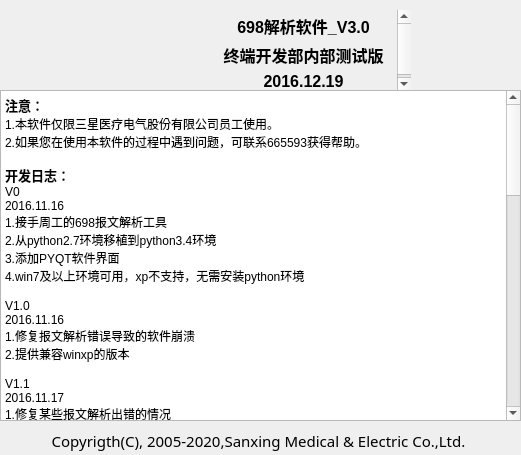
The window that UI/about_window.ui (KayFelicities/698trans) describes before a commit, drawn with Qt 5.
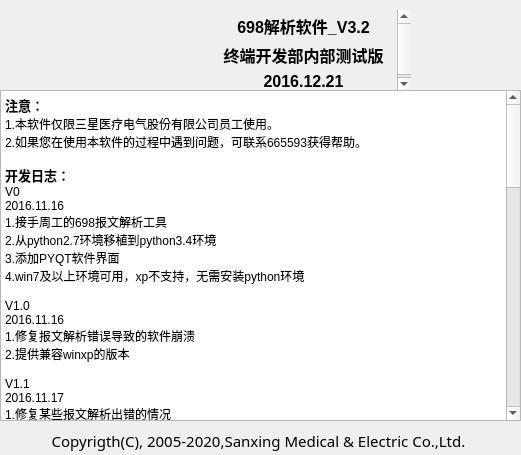
The same window after the commit. Icons and pictures are not drawn.

```diff
--- a/UI/about_window.ui
+++ b/UI/about_window.ui
@@ -99,7 +99,13 @@
 &lt;p style=&quot; margin-top:0px; margin-bottom:0px; margin-left:0px; margin-right:0px; -qt-block-indent:0; text-indent:0px;&quot;&gt;2016.12.19&lt;/p&gt;
 &lt;p style=&quot; margin-top:0px; margin-bottom:0px; margin-left:0px; margin-right:0px; -qt-block-indent:0; text-indent:0px;&quot;&gt;1.添加COMDCB类型的解析&lt;/p&gt;
 &lt;p style=&quot; margin-top:0px; margin-bottom:0px; margin-left:0px; margin-right:0px; -qt-block-indent:0; text-indent:0px;&quot;&gt;2.优化串口界面按钮逻辑&lt;/p&gt;
-&lt;p style=&quot; margin-top:0px; margin-bottom:0px; margin-left:0px; margin-right:0px; -qt-block-indent:0; text-indent:0px;&quot;&gt;3.添加报文格式、长度域、校验快速修复功能&lt;/p&gt;&lt;/body&gt;&lt;/html&gt;</string>
+&lt;p style=&quot; margin-top:0px; margin-bottom:0px; margin-left:0px; margin-right:0px; -qt-block-indent:0; text-indent:0px;&quot;&gt;3.添加报文格式、长度域、校验快速修复功能&lt;/p&gt;
+&lt;p style=&quot;-qt-paragraph-type:empty; margin-top:0px; margin-bottom:0px; margin-left:0px; margin-right:0px; -qt-block-indent:0; text-indent:0px;&quot;&gt;&lt;br /&gt;&lt;/p&gt;
+&lt;p style=&quot; margin-top:0px; margin-bottom:0px; margin-left:0px; margin-right:0px; -qt-block-indent:0; text-indent:0px;&quot;&gt;V3.2&lt;/p&gt;
+&lt;p style=&quot; margin-top:0px; margin-bottom:0px; margin-left:0px; margin-right:0px; -qt-block-indent:0; text-indent:0px;&quot;&gt;2016.12.21&lt;/p&gt;
+&lt;p style=&quot; margin-top:0px; margin-bottom:0px; margin-left:0px; margin-right:0px; -qt-block-indent:0; text-indent:0px;&quot;&gt;1.添加tcp客户端模式，可连接前置机&lt;/p&gt;
+&lt;p style=&quot; margin-top:0px; margin-bottom:0px; margin-left:0px; margin-right:0px; -qt-block-indent:0; text-indent:0px;&quot;&gt;2.去除服务器地址、地址长度、客户机地址的自动提取功能&lt;/p&gt;
+&lt;p style=&quot; margin-top:0px; margin-bottom:0px; margin-left:0px; margin-right:0px; -qt-block-indent:0; text-indent:0px;&quot;&gt;3.添加报文服务器地址、地址类型、客户机地址一键修复功能&lt;/p&gt;&lt;/body&gt;&lt;/html&gt;</string>
     </property>
     <property name="textInteractionFlags">
      <set>Qt::TextSelectableByKeyboard|Qt::TextSelectableByMouse</set>
@@ -233,9 +239,9 @@
 &lt;html&gt;&lt;head&gt;&lt;meta name=&quot;qrichtext&quot; content=&quot;1&quot; /&gt;&lt;style type=&quot;text/css&quot;&gt;
 p, li { white-space: pre-wrap; }
 &lt;/style&gt;&lt;/head&gt;&lt;body style=&quot; font-family:'SimSun'; font-size:9pt; font-weight:400; font-style:normal;&quot;&gt;
-&lt;p align=&quot;center&quot; style=&quot; margin-top:0px; margin-bottom:5px; margin-left:0px; margin-right:0px; -qt-block-indent:0; text-indent:0px;&quot;&gt;&lt;span style=&quot; font-size:12pt; font-weight:600;&quot;&gt;698解析软件_V3.0&lt;/span&gt;&lt;/p&gt;
+&lt;p align=&quot;center&quot; style=&quot; margin-top:0px; margin-bottom:5px; margin-left:0px; margin-right:0px; -qt-block-indent:0; text-indent:0px;&quot;&gt;&lt;span style=&quot; font-size:12pt; font-weight:600;&quot;&gt;698解析软件_V3.2&lt;/span&gt;&lt;/p&gt;
 &lt;p align=&quot;center&quot; style=&quot; margin-top:0px; margin-bottom:5px; margin-left:0px; margin-right:0px; -qt-block-indent:0; text-indent:0px;&quot;&gt;&lt;span style=&quot; font-size:12pt; font-weight:600;&quot;&gt;终端开发部内部测试版&lt;/span&gt;&lt;/p&gt;
-&lt;p align=&quot;center&quot; style=&quot; margin-top:0px; margin-bottom:5px; margin-left:0px; margin-right:0px; -qt-block-indent:0; text-indent:0px;&quot;&gt;&lt;span style=&quot; font-size:12pt; font-weight:600;&quot;&gt;2016.12.19&lt;/span&gt;&lt;/p&gt;&lt;/body&gt;&lt;/html&gt;</string>
+&lt;p align=&quot;center&quot; style=&quot; margin-top:0px; margin-bottom:5px; margin-left:0px; margin-right:0px; -qt-block-indent:0; text-indent:0px;&quot;&gt;&lt;span style=&quot; font-size:12pt; font-weight:600;&quot;&gt;2016.12.21&lt;/span&gt;&lt;/p&gt;&lt;/body&gt;&lt;/html&gt;</string>
     </property>
     <property name="textInteractionFlags">
      <set>Qt::NoTextInteraction</set>
```
